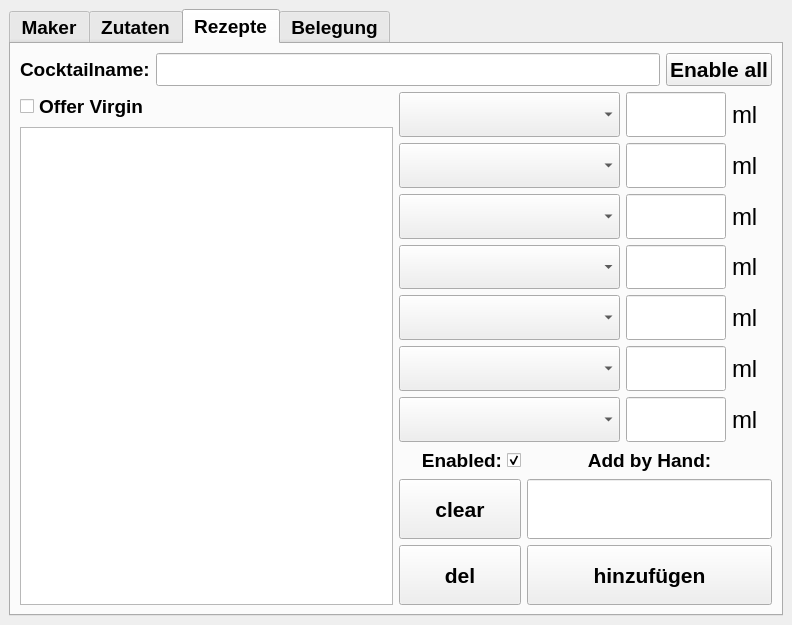
AndreWohnsland/CocktailBerry, file src/ui_elements/cocktailmanager.ui: the form before one commit.
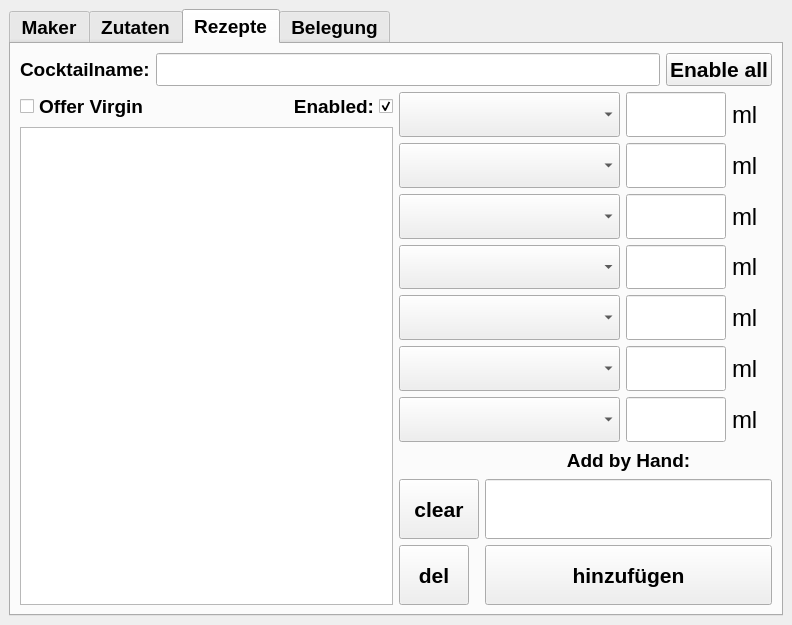
The form after the commit. The open tabs and pages were chosen to show the change. Custom widgets are drawn as their Qt base class.

The edit to the form file:
```diff
--- a/src/ui_elements/cocktailmanager.ui
+++ b/src/ui_elements/cocktailmanager.ui
@@ -1460,6 +1460,8 @@
             <item row="0" column="0">
              <layout class="QVBoxLayout" name="verticalLayout_2">
               <item>
+               <layout class="QHBoxLayout" name="horizontalLayout_7">
+                <item>
                <widget class="QCheckBox" name="offervirgin_checkbox">
                 <property name="maximumSize">
                  <size>
@@ -1495,6 +1497,38 @@
                </widget>
               </item>
               <item>
+                 <widget class="QCheckBox" name="CHBenabled">
+                  <property name="maximumSize">
+                   <size>
+                    <width>16777215</width>
+                    <height>25</height>
+                   </size>
+                  </property>
+                  <property name="font">
+                   <font>
+                    <pointsize>14</pointsize>
+                    <weight>75</weight>
+                    <bold>true</bold>
+                    <strikeout>false</strikeout>
+                   </font>
+                  </property>
+                  <property name="layoutDirection">
+                   <enum>Qt::RightToLeft</enum>
+                  </property>
+                  <property name="text">
+                   <string>Enabled:</string>
+                  </property>
+                  <property name="checked">
+                   <bool>true</bool>
+                  </property>
+                  <property name="cssClass" stdset="0">
+                   <string>bold right-shift</string>
+                  </property>
+                 </widget>
+                </item>
+               </layout>
+              </item>
+              <item>
                <widget class="QListWidget" name="LWRezepte">
                 <property name="minimumSize">
                  <size>
@@ -2037,36 +2071,6 @@
               </item>
               <item>
                <layout class="QGridLayout" name="gridLayout_7">
-                <item row="0" column="0">
-                 <widget class="QCheckBox" name="CHBenabled">
-                  <property name="maximumSize">
-                   <size>
-                    <width>16777215</width>
-                    <height>25</height>
-                   </size>
-                  </property>
-                  <property name="font">
-                   <font>
-                    <pointsize>14</pointsize>
-                    <weight>75</weight>
-                    <bold>true</bold>
-                    <strikeout>false</strikeout>
-                   </font>
-                  </property>
-                  <property name="layoutDirection">
-                   <enum>Qt::RightToLeft</enum>
-                  </property>
-                  <property name="text">
-                   <string>Enabled:</string>
-                  </property>
-                  <property name="checked">
-                   <bool>true</bool>
-                  </property>
-                  <property name="cssClass" stdset="0">
-                   <string>bold</string>
-                  </property>
-                 </widget>
-                </item>
                 <item row="2" column="0">
                  <widget class="QPushButton" name="PBdelete">
                   <property name="minimumSize">
@@ -2077,7 +2081,7 @@
                   </property>
                   <property name="maximumSize">
                    <size>
-                    <width>16777215</width>
+                    <width>70</width>
                     <height>60</height>
                    </size>
                   </property>
```
Left out of the diff: 15 changed lines with no effect on the pictures. Lines whose indentation alone changed are shown as unchanged.
